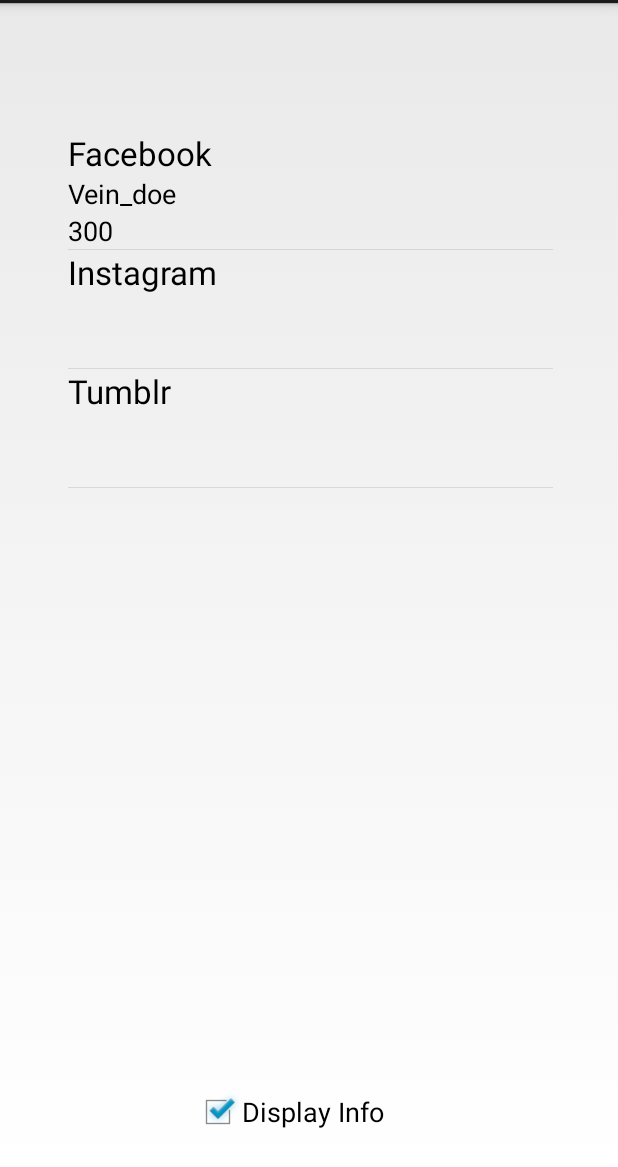
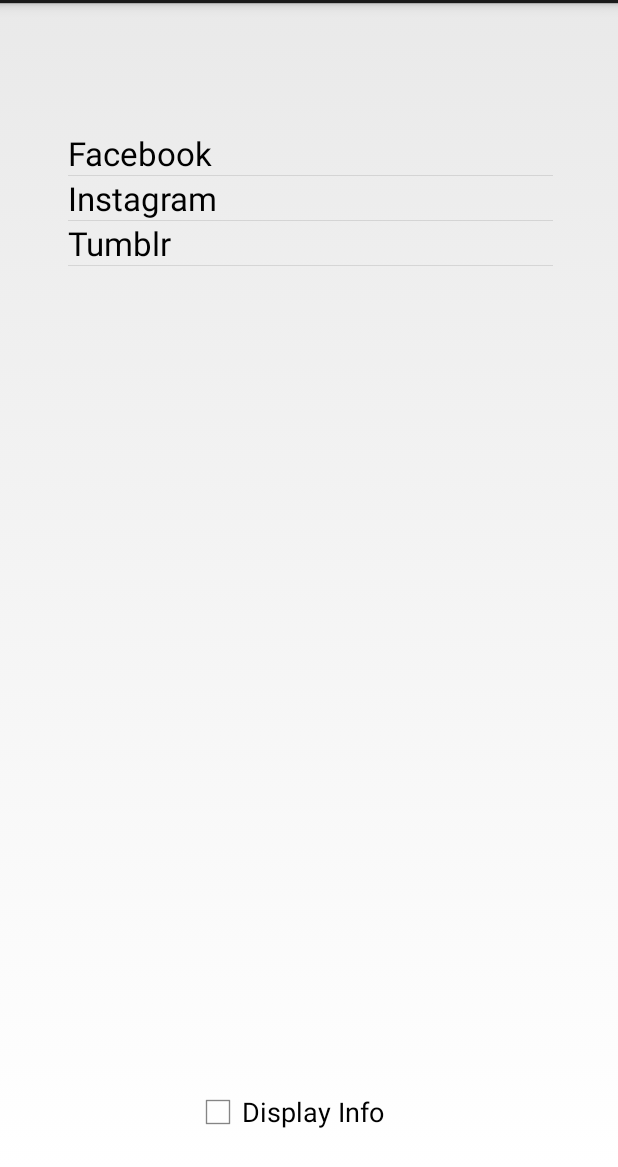
Before and after one commit to kennydgreat/Kenneth_Uyabeme_A2, an Android app: the screen it shows after launch (MainActivity), after a tap on "Display Info", on a phone screen of 412 x 824 dp, the part 69-1236 px from its top. Run offline under Robolectric (Android 15) with nearby library versions, the phone set to English and light mode, and no system bars.

```diff
--- a/app/src/main/java/com/example/kenny/kenneth_uyabeme_a2/MainActivity.java
+++ b/app/src/main/java/com/example/kenny/kenneth_uyabeme_a2/MainActivity.java
@@ -3,8 +3,10 @@ package com.example.kenny.kenneth_uyabeme_a2;
 import android.app.Activity;
 import android.os.Bundle;
 import android.view.View;
+import android.view.ViewGroup;
 import android.widget.CheckBox;
 import android.widget.ListView;
+import android.widget.TextView;
 
 import java.util.ArrayList;
 
@@ -21,21 +23,34 @@ public class MainActivity extends Activity {
         socialMedialistview = findViewById(R.id.social_media_list_view);
         displayInfoCheckBox = findViewById(R.id.display_info_check_box);
         loadSocialMediaAccounts();//loading data into the social media listView
-        //Setting checkBox listener
+
+        //Setting checkBox listener so the user  ID and number of contacts  are displayed if the
+        //checkbox is checked
         displayInfoCheckBox.setOnClickListener(new View.OnClickListener() {
             @Override
-            public void onClick(View view) {/*If checked make the userID and number of contacts textViews visible
-            else make them invisible*/
-                if(displayInfoCheckBox.isChecked()){
-                    findViewById(R.id.user_id).setVisibility(View.VISIBLE);
-                    findViewById(R.id.num_of_contacts_textview).setVisibility(View.VISIBLE);
-                }else{
-                    findViewById(R.id.user_id).setVisibility(View.INVISIBLE);
-                    findViewById(R.id.num_of_contacts_textview).setVisibility(View.INVISIBLE);
-                }
+            public void onClick(View view) {
+                //For every item in the listview get the child viewgroup( which contains the
+                //Text views for each social media account)
+                    for (int i = 0; i < socialMedialistview.getCount(); i++) {
+                        ViewGroup childView = (ViewGroup) socialMedialistview.getChildAt(i);
+                        //Since we know the userid and num of conntacts are the second and third
+                        //textView we simply get the second and third (1 and 2 indies)
+                        TextView childTextView = (TextView) childView.getChildAt(1);
+                        TextView childTextView2 = (TextView) childView.getChildAt(2);
+                        //set the visibility based on the whether the checkbox is
+                        //check or not.
+                        if (displayInfoCheckBox.isChecked()) {
+                            childTextView.setVisibility(View.VISIBLE);
+                            childTextView2.setVisibility(View.VISIBLE);
+                        } else {
+                            childTextView.setVisibility(View.GONE);
+                            childTextView2.setVisibility(View.GONE);
+                        }
+                    }
 
             }
         });
+        displayInfoCheckBox.setChecked(true); //Make the checkbox checked on startup
 
     }
 
--- a/app/src/main/res/layout/list_media_info.xml
+++ b/app/src/main/res/layout/list_media_info.xml
@@ -16,7 +16,7 @@
         android:layout_width="wrap_content"
         android:layout_height="wrap_content"
         android:textAppearance="@android:style/TextAppearance.Holo.Medium"
-        android:visibility="invisible"
+        android:visibility="visible"
         tools:text="User ID" />
 
     <TextView
@@ -24,6 +24,6 @@
         android:layout_width="match_parent"
         android:layout_height="wrap_content"
         android:textAppearance="@android:style/TextAppearance.Holo.Medium"
-        android:visibility="invisible"
+        android:visibility="visible"
         tools:text="Number of Contacts" />
 </LinearLayout>
```
